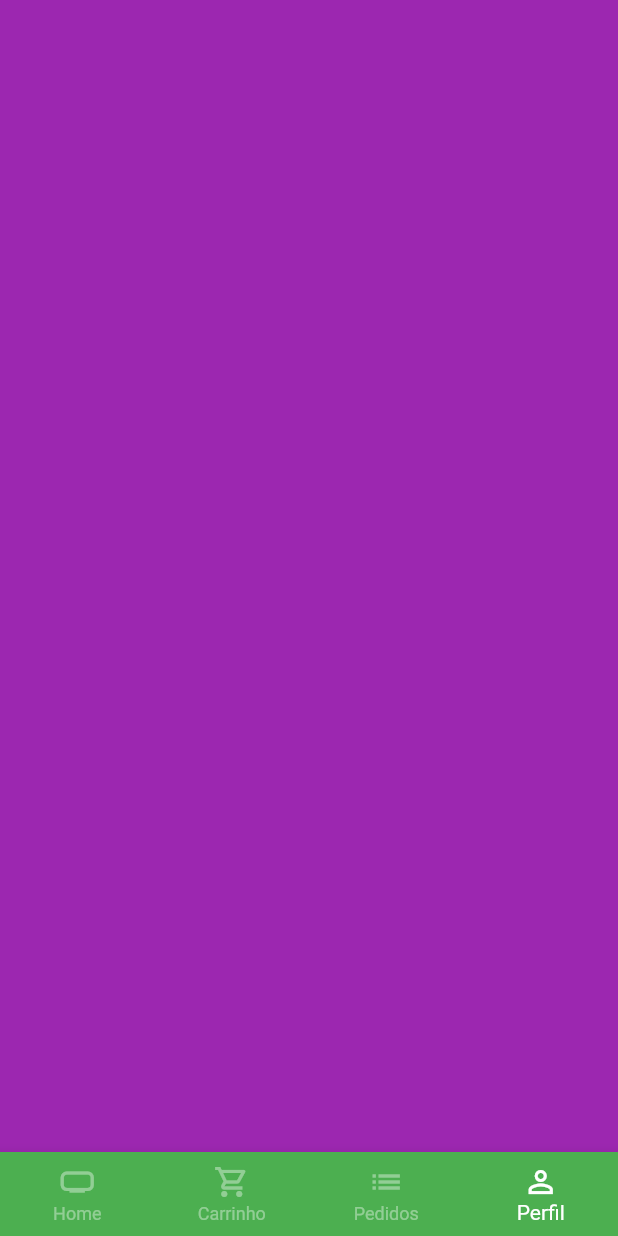
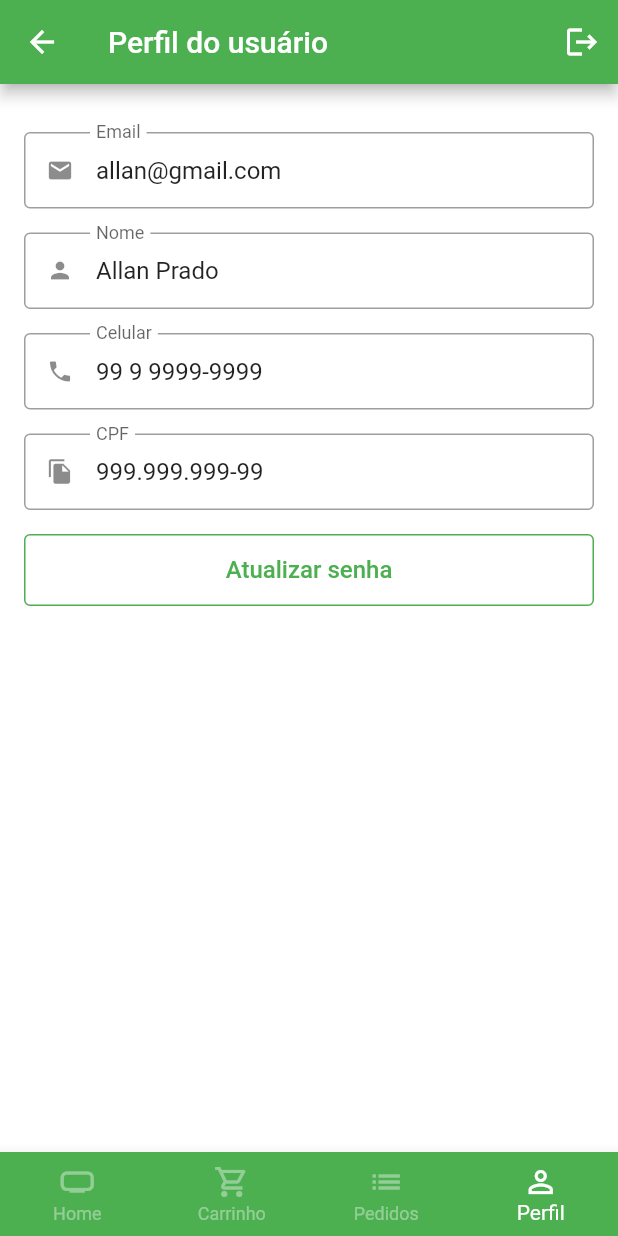
Before and after one commit to LanPRD/simple-marketplace-flutter, a Flutter app: the BaseScreen screen opened directly, item 4 of the bottom bar chosen, on a phone screen of 412 x 824 dp. Run offline on Flutter 3.47's test engine with Material 2 defaults, Android fonts, the phone set to English and light mode, and no system bars; our stand-ins replace animated_text_kit, badges, mask_text_input_formatter.

Commit message:
feat: profile page completed

```diff
--- /dev/null
+++ b/lib/src/models/user.dart
@@ -0,0 +1,15 @@
+class User {
+  String name;
+  String email;
+  String phone;
+  String cpf;
+  String password;
+
+  User({
+    required this.name,
+    required this.email,
+    required this.phone,
+    required this.cpf,
+    required this.password,
+  });
+}
--- a/lib/src/screens/tabs/base_screen.dart
+++ b/lib/src/screens/tabs/base_screen.dart
@@ -1,7 +1,8 @@
 import 'package:flutter/material.dart';
-import 'package:greengrocer/src/screens/tabs/cart_tab.dart';
 
 import 'package:greengrocer/src/screens/tabs/home_tab.dart';
+import 'package:greengrocer/src/screens/tabs/cart_tab.dart';
+import 'package:greengrocer/src/screens/tabs/profile_tab.dart';
 
 class BaseScreen extends StatefulWidget {
   const BaseScreen({Key? key}) : super(key: key);
@@ -23,15 +24,13 @@ class _BaseScreenState extends State<BaseScreen> {
             currentIndex = index;
           });
         },
-        physics: currentIndex > 0
-            ? const ClampingScrollPhysics()
-            : const NeverScrollableScrollPhysics(),
+        physics: const NeverScrollableScrollPhysics(),
         controller: pageController,
         children: [
           const HomeTab(),
           const CartTab(),
-          Container(color: Colors.blue),
           Container(color: Colors.purple),
+          const ProfileTab(),
         ],
       ),
       bottomNavigationBar: BottomNavigationBar(
--- a/lib/src/screens/tabs/home_tab.dart
+++ b/lib/src/screens/tabs/home_tab.dart
@@ -122,7 +122,7 @@ class _HomeTabState extends State<HomeTab> {
           // Grid
           Expanded(
             child: GridView.builder(
-              padding: const EdgeInsets.fromLTRB(20, 8, 20, 20),
+              padding: const EdgeInsets.fromLTRB(16, 8, 16, 20),
               physics: const BouncingScrollPhysics(),
               gridDelegate: const SliverGridDelegateWithFixedCrossAxisCount(
                 crossAxisCount: 2,
--- /dev/null
+++ b/lib/src/screens/tabs/profile_tab.dart
@@ -0,0 +1,140 @@
+import 'package:flutter/material.dart';
+
+import 'package:greengrocer/src/widgets/custom_text_field.dart';
+import 'package:greengrocer/src/widgets/custom_outlined_button.dart';
+import 'package:greengrocer/src/widgets/custom_elevated_button.dart';
+
+import 'package:greengrocer/src/utils/app_data.dart' as app_data;
+
+class ProfileTab extends StatefulWidget {
+  const ProfileTab({Key? key}) : super(key: key);
+
+  @override
+  State<ProfileTab> createState() => _ProfileTabState();
+}
+
+class _ProfileTabState extends State<ProfileTab> {
+  @override
+  Widget build(BuildContext context) {
+    return Scaffold(
+      appBar: AppBar(
+        title: const Text('Perfil do usuário'),
+        actions: [
+          IconButton(
+            onPressed: () {},
+            icon: const Icon(
+              Icons.logout,
+            ),
+          ),
+        ],
+      ),
+      body: ListView(
+        physics: const BouncingScrollPhysics(),
+        padding: const EdgeInsets.fromLTRB(16, 32, 16, 16),
+        children: [
+          // Email
+          CustomTextField(
+            initialValue: app_data.user.email,
+            readOnly: true,
+            icon: Icons.email,
+            label: 'Email',
+          ),
+
+          // Nome
+          CustomTextField(
+            initialValue: app_data.user.name,
+            readOnly: true,
+            icon: Icons.person,
+            label: 'Nome',
+          ),
+
+          // Celular
+          CustomTextField(
+            initialValue: app_data.user.phone,
+            readOnly: true,
+            icon: Icons.phone,
+            label: 'Celular',
+          ),
+
+          // CPF
+          CustomTextField(
+            initialValue: app_data.user.cpf,
+            readOnly: true,
+            icon: Icons.file_copy,
+            label: 'CPF',
+          ),
+
+          // Botao para atualizar a senha
+          CustomOutlinedButton(
+            onPressed: () {
+              updatePassword();
+            },
+            textButton: 'Atualizar senha',
+          ),
+        ],
+      ),
+    );
+  }
+
+  Future<bool?> updatePassword() {
+    return showDialog(
+        context: context,
+        builder: (c) {
+          return Dialog(
+            child: Stack(
+              children: [
+                Padding(
+                  padding: const EdgeInsets.all(16),
+                  child: Column(
+                    crossAxisAlignment: CrossAxisAlignment.stretch,
+                    mainAxisSize: MainAxisSize.min,
+                    children: [
+                      const Padding(
+                        padding: EdgeInsets.symmetric(vertical: 12),
+                        child: Text(
+                          "Atualização de senha",
+                          textAlign: TextAlign.center,
+                          style: TextStyle(
+                            fontSize: 16,
+                            fontWeight: FontWeight.w500,
+                          ),
+                        ),
+                      ),
+                      const CustomTextField(
+                        icon: Icons.lock,
+                        label: 'Senha atual',
+                        isSecret: true,
+                      ),
+                      const CustomTextField(
+                        icon: Icons.lock_outline,
+                        label: 'Nova senha',
+                        isSecret: true,
+                      ),
+                      const CustomTextField(
+                        icon: Icons.lock_outline,
+                        label: 'Confirmar nova senha',
+                        isSecret: true,
+                      ),
+                      CustomElevatedButton(
+                        onPressed: () {},
+                        text: 'Atualizar',
+                      ),
+                    ],
+                  ),
+                ),
+                Positioned(
+                  top: 4,
+                  right: 4,
+                  child: IconButton(
+                    onPressed: () {
+                      Navigator.of(context).pop();
+                    },
+                    icon: const Icon(Icons.close),
+                  ),
+                ),
+              ],
+            ),
+          );
+        });
+  }
+}
--- a/lib/src/utils/app_data.dart
+++ b/lib/src/utils/app_data.dart
@@ -1,5 +1,6 @@
 import 'package:greengrocer/src/models/product.dart';
 import 'package:greengrocer/src/models/cart_product.dart';
+import 'package:greengrocer/src/models/user.dart';
 
 Product apple = Product(
   description:
@@ -77,3 +78,11 @@ List<CartProduct> cartProducts = [
   CartProduct(product: mango, quantity: 1),
   CartProduct(product: guava, quantity: 3),
 ];
+
+User user = User(
+  phone: '99 9 9999-9999',
+  cpf: '999.999.999-99',
+  email: 'allan@gmail.com',
+  name: 'Allan Prado',
+  password: '',
+);
--- /dev/null
+++ b/lib/src/widgets/custom_outlined_button.dart
@@ -0,0 +1,35 @@
+import 'package:flutter/material.dart';
+
+class CustomOutlinedButton extends StatelessWidget {
+  final String textButton;
+  final VoidCallback onPressed;
+
+  const CustomOutlinedButton({
+    Key? key,
+    required this.textButton,
+    required this.onPressed,
+  }) : super(key: key);
+
+  @override
+  Widget build(BuildContext context) {
+    return SizedBox(
+      height: 48,
+      child: OutlinedButton(
+        style: OutlinedButton.styleFrom(
+          side: const BorderSide(
+            width: 1,
+            color: Colors.green,
+          ),
+          shape: RoundedRectangleBorder(
+            borderRadius: BorderRadius.circular(4),
+          ),
+        ),
+        onPressed: onPressed,
+        child: Text(
+          textButton,
+          style: const TextStyle(fontSize: 16),
+        ),
+      ),
+    );
+  }
+}
--- a/lib/src/widgets/custom_text_field.dart
+++ b/lib/src/widgets/custom_text_field.dart
@@ -6,6 +6,8 @@ class CustomTextField extends StatefulWidget {
   final String label;
   final bool isSecret;
   final List<TextInputFormatter>? inputFormatter;
+  final String? initialValue;
+  final bool readOnly;
 
   const CustomTextField({
     Key? key,
@@ -13,6 +15,8 @@ class CustomTextField extends StatefulWidget {
     required this.label,
     this.isSecret = false,
     this.inputFormatter,
+    this.initialValue,
+    this.readOnly = false,
   }) : super(key: key);
 
   @override
@@ -36,6 +40,8 @@ class _CustomTextFieldState extends State<CustomTextField> {
       child: TextFormField(
         obscureText: isObscure,
         inputFormatters: widget.inputFormatter,
+        initialValue: widget.initialValue,
+        readOnly: widget.readOnly,
         decoration: InputDecoration(
           prefixIcon: Icon(widget.icon),
           suffixIcon: widget.isSecret
```
Also changed, not shown: lib/src/screens/sign_in_screen.dart (+3 -17 lines).
